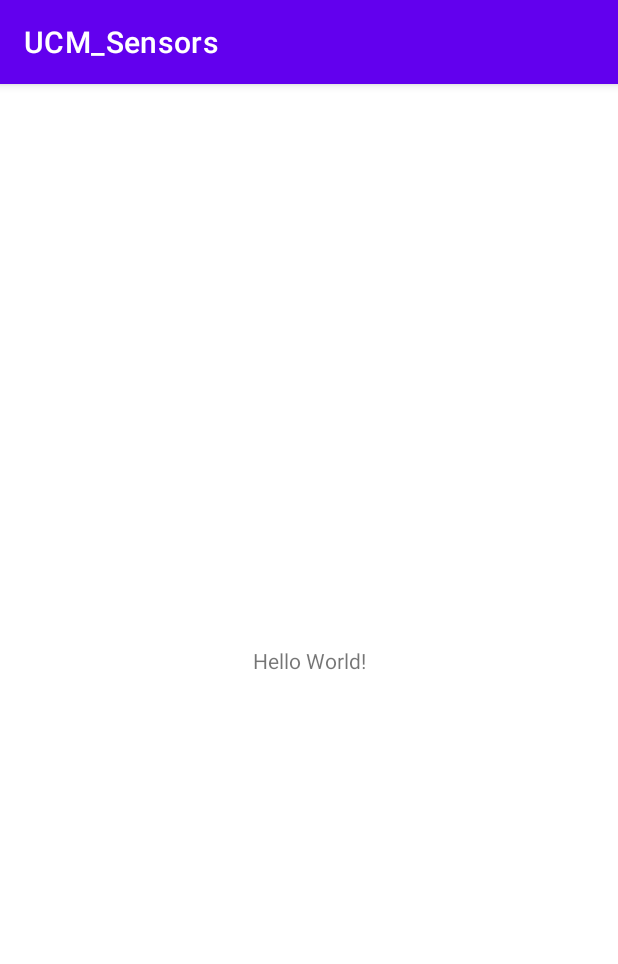
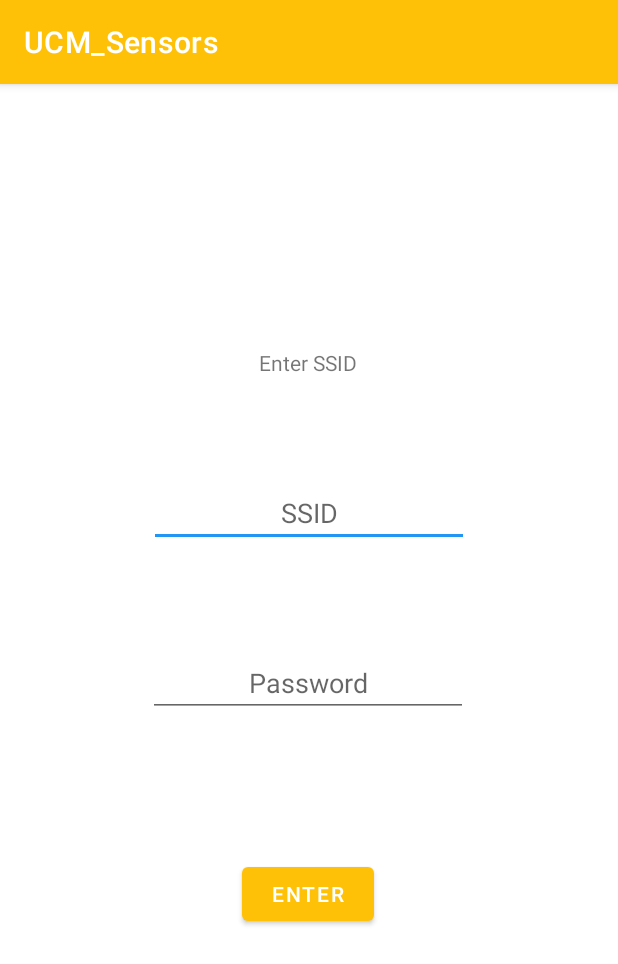
Before and after one commit to BBBmau/UCM_Sensors, an Android app: the screen it shows after launch (MainActivity), on a phone screen of 412 x 824 dp. Shown: the top 964 px of the screen. Run offline under Robolectric (Android 15) with nearby library versions, the phone set to English and light mode, and no system bars.

Commit message:
MVVM Architecture setup

```diff
--- /dev/null
+++ b/app/src/main/java/com/mau/ucm_sensors/bluetooth/bluetoothLogic.kt
@@ -0,0 +1,7 @@
+package com.mau.ucm_sensors.bluetooth
+
+// Model for bluetooth capability
+
+class bluetoothLogic {
+
+}
--- /dev/null
+++ b/app/src/main/java/com/mau/ucm_sensors/bluetooth/bluetoothTransfer.kt
@@ -0,0 +1,7 @@
+package com.mau.ucm_sensors.bluetooth
+
+// Presenter for Bluetooth Capability
+
+class bluetoothTransfer {
+
+}
--- /dev/null
+++ b/app/src/main/java/com/mau/ucm_sensors/view/transferSuccess.kt
@@ -0,0 +1,6 @@
+package com.mau.ucm_sensors.view
+
+// view for blueTooth transfer of data from sensor
+
+class transferSuccess {
+}
--- a/app/src/main/res/layout/activity_main.xml
+++ b/app/src/main/res/layout/activity_main.xml
@@ -7,12 +7,58 @@
     tools:context=".MainActivity">
 
     <TextView
+        android:id="@+id/textView"
         android:layout_width="wrap_content"
         android:layout_height="wrap_content"
-        android:text="Hello World!"
-        app:layout_constraintBottom_toBottomOf="parent"
+        android:layout_marginTop="176dp"
+        android:text="Enter SSID"
+        app:layout_constraintHorizontal_bias="0.498"
         app:layout_constraintLeft_toLeftOf="parent"
         app:layout_constraintRight_toRightOf="parent"
         app:layout_constraintTop_toTopOf="parent" />
 
+    <EditText
+        android:id="@+id/SSID_input"
+        style="@style/Widget.AppCompat.EditText"
+        android:layout_width="wrap_content"
+        android:layout_height="wrap_content"
+        android:layout_marginTop="68dp"
+        android:ems="10"
+        android:hint="SSID"
+        android:inputType="text"
+        android:selectAllOnFocus="false"
+        android:singleLine="true"
+        android:textAlignment="center"
+        app:layout_constraintEnd_toEndOf="parent"
+        app:layout_constraintStart_toStartOf="parent"
+        app:layout_constraintTop_toBottomOf="@+id/textView" />
+
+    <EditText
+        android:id="@+id/passwordInput"
+        android:layout_width="wrap_content"
+        android:layout_height="wrap_content"
+        android:layout_marginTop="68dp"
+        android:ems="10"
+        android:hint="Password"
+        android:inputType="text"
+        android:singleLine="true"
+        android:textAlignment="center"
+        app:layout_constraintBottom_toTopOf="@+id/button"
+        app:layout_constraintEnd_toEndOf="parent"
+        app:layout_constraintHorizontal_bias="0.497"
+        app:layout_constraintStart_toStartOf="parent"
+        app:layout_constraintTop_toBottomOf="@+id/SSID_input"
+        app:layout_constraintVertical_bias="0.0" />
+
+    <Button
+        android:id="@+id/button"
+        android:layout_width="wrap_content"
+        android:layout_height="wrap_content"
+        android:layout_marginBottom="204dp"
+        android:text="Enter"
+        app:layout_constraintBottom_toBottomOf="parent"
+        app:layout_constraintEnd_toEndOf="parent"
+        app:layout_constraintHorizontal_bias="0.498"
+        app:layout_constraintStart_toStartOf="parent" />
+
 </androidx.constraintlayout.widget.ConstraintLayout>
--- a/app/src/main/res/values/colors.xml
+++ b/app/src/main/res/values/colors.xml
@@ -1,9 +1,9 @@
 <?xml version="1.0" encoding="utf-8"?>
 <resources>
-    <color name="purple_200">#FFBB86FC</color>
-    <color name="purple_500">#FF6200EE</color>
-    <color name="purple_700">#FF3700B3</color>
-    <color name="teal_200">#FF03DAC5</color>
+    <color name="purple_200">#F9FBFF</color>
+    <color name="purple_500">#FFC107</color>
+    <color name="purple_700">#3F51B5</color>
+    <color name="teal_200">#2196F3</color>
     <color name="teal_700">#FF018786</color>
     <color name="black">#FF000000</color>
     <color name="white">#FFFFFFFF</color>
```
Also changed, not shown: 2 other files.
